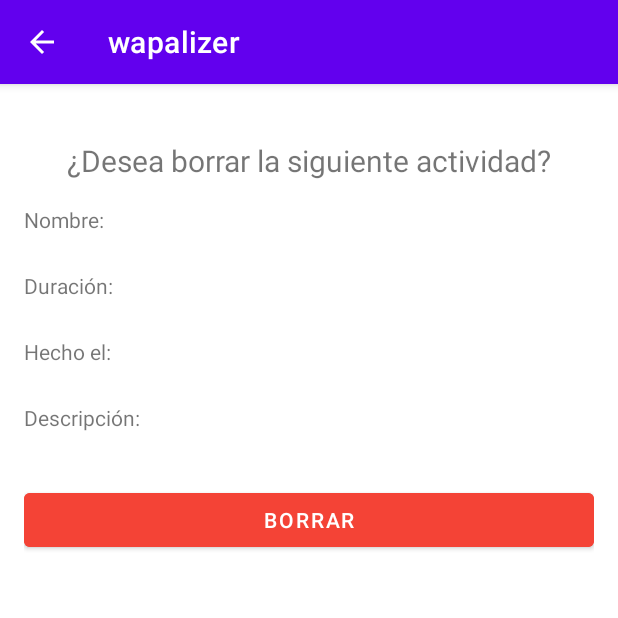
After one commit to davidezq/timetrack, an Android app: the DeleteCliente screen opened directly, with no data from a screen before it, on a phone screen of 412 x 824 dp, the top half of it. The commit adds this screen. Run offline under Robolectric (Android 15) with nearby library versions, the phone set to English and light mode, and no system bars; our stand-ins replace Firebase (no records; nobody signed in at launch, a user with empty details on screens opened directly).

Commit message:
Delete an activity
The user can delete the activities

```diff
--- /dev/null
+++ b/app/src/main/java/com/example/timetrack/client/DeleteCliente.kt
@@ -0,0 +1,60 @@
+package com.example.timetrack.client
+
+import android.content.Intent
+import androidx.appcompat.app.AppCompatActivity
+import android.os.Bundle
+import android.widget.Toast
+import com.example.timetrack.client.menu.MainActivity
+import com.example.timetrack.databinding.ActivityDeleteClienteBinding
+import com.google.firebase.auth.ktx.auth
+import com.google.firebase.firestore.ktx.firestore
+import com.google.firebase.ktx.Firebase
+
+class DeleteCliente : AppCompatActivity() {
+    private lateinit var binding: ActivityDeleteClienteBinding
+
+    override fun onCreate(savedInstanceState: Bundle?) {
+        super.onCreate(savedInstanceState)
+        binding = ActivityDeleteClienteBinding.inflate(layoutInflater)
+        setContentView(binding.root)
+
+        //toolBar options
+        title = "wapalizer"
+        supportActionBar?.setDisplayHomeAsUpEnabled(true)
+
+        // getting activity fields
+        val activityId = intent.getStringExtra("id")
+        val activityName = intent.getStringExtra("name")
+        val activityDuration = intent.getStringExtra("duration")
+        val activityDoneAt = intent.getStringExtra("done_at")
+        val activityDescription = intent.getStringExtra("description")
+
+        // setting the fields in the activity
+        binding.activityName.text = activityName
+        binding.activityDuration.text = activityDuration
+        binding.activityDoneAt.text = activityDoneAt
+        binding.activiyDescription.text = activityDescription
+
+        binding.btnDelete.setOnClickListener {
+            val uid = Firebase.auth.currentUser?.uid
+            Firebase.firestore
+                .collection("users/$uid/activities/")
+                .document(activityId!!)
+                .delete()
+                .addOnSuccessListener {
+                    Toast
+                        .makeText(
+                            applicationContext,
+                            "Actividad eliminada",
+                            Toast.LENGTH_LONG
+                        )
+                        .show()
+                    startActivity(Intent(this,MainActivity::class.java))
+                    finish()
+                }
+        }
+
+    }
+
+
+}
--- /dev/null
+++ b/app/src/main/res/layout/activity_delete_cliente.xml
@@ -0,0 +1,92 @@
+<?xml version="1.0" encoding="utf-8"?>
+<androidx.constraintlayout.widget.ConstraintLayout xmlns:android="http://schemas.android.com/apk/res/android"
+    xmlns:app="http://schemas.android.com/apk/res-auto"
+    xmlns:tools="http://schemas.android.com/tools"
+    android:layout_width="match_parent"
+    android:layout_height="match_parent"
+    tools:context=".client.DeleteCliente">
+
+    <TextView
+        android:id="@+id/lbl_title"
+        android:layout_width="wrap_content"
+        android:layout_height="wrap_content"
+        android:text="¿Desea borrar la siguiente actividad?"
+        android:textSize="20sp"
+        app:layout_constraintBottom_toBottomOf="parent"
+        app:layout_constraintEnd_toEndOf="parent"
+        app:layout_constraintStart_toStartOf="parent"
+        app:layout_constraintTop_toTopOf="parent"
+        app:layout_constraintVertical_bias="0.05" />
+
+    <LinearLayout
+        android:layout_width="0dp"
+        android:layout_height="wrap_content"
+        android:orientation="vertical"
+        android:padding="16dp"
+        app:layout_constraintBottom_toBottomOf="parent"
+        app:layout_constraintEnd_toEndOf="parent"
+        app:layout_constraintStart_toStartOf="parent"
+        app:layout_constraintTop_toBottomOf="@+id/lbl_title"
+        app:layout_constraintVertical_bias="0.0">
+
+        <TextView
+            android:id="@+id/lbl_name"
+            android:layout_width="match_parent"
+            android:layout_height="wrap_content"
+            android:text="Nombre:" />
+
+        <TextView
+            android:id="@+id/activity_name"
+            android:layout_width="match_parent"
+            android:layout_height="wrap_content"
+            android:layout_marginBottom="5dp"
+            tools:text="Esto no se ve" />
+
+        <TextView
+            android:id="@+id/lbl_duration"
+            android:layout_width="match_parent"
+            android:layout_height="wrap_content"
+            android:text="Duración:" />
+
+        <TextView
+            android:id="@+id/activity_duration"
+            android:layout_width="match_parent"
+            android:layout_height="wrap_content"
+            android:layout_marginBottom="5dp"
+            android:text="TextView"
+            tools:text="00:00 no se ve" />
+
+        <TextView
+            android:id="@+id/lbl_done_at"
+            android:layout_width="match_parent"
+            android:layout_height="wrap_content"
+            android:text="Hecho el:" />
+
+        <TextView
+            android:id="@+id/activity_done_at"
+            android:layout_width="match_parent"
+            android:layout_height="wrap_content"
+            android:layout_marginBottom="5dp"
+            tools:text="10 de mayo de 2023, 10:47:34 UTC-6" />
+
+        <TextView
+            android:id="@+id/lbl_description"
+            android:layout_width="match_parent"
+            android:layout_height="wrap_content"
+            android:text="Descripción:" />
+
+        <TextView
+            android:id="@+id/activiy_description"
+            android:layout_width="match_parent"
+            android:layout_height="wrap_content"
+            android:layout_marginBottom="15dp"
+            tools:text="Esto no se veEsto no se veEsto no se veEsto no se veEsto no se veEsto no se ve" />
+
+        <Button
+            android:id="@+id/btnDelete"
+            android:layout_width="match_parent"
+            android:layout_height="wrap_content"
+            android:backgroundTint="@color/red"
+            android:text="Borrar"/>
+    </LinearLayout>
+</androidx.constraintlayout.widget.ConstraintLayout>
--- a/app/src/main/res/values/colors.xml
+++ b/app/src/main/res/values/colors.xml
@@ -7,4 +7,5 @@
     <color name="teal_700">#FF018786</color>
     <color name="black">#FF000000</color>
     <color name="white">#FFFFFFFF</color>
+    <color name="red">#F44336</color>
 </resources>
```
Also changed, not shown: app/src/main/AndroidManifest.xml (+7 -0 lines), app/src/main/java/com/example/timetrack/client/EditCliente.kt (added, +11 -0 lines), app/src/main/java/com/example/timetrack/client/list/ActivityViewHolder.kt (+21 -6 lines), app/src/main/res/layout/activity_edit_cliente.xml (added, +92 -0 lines).
